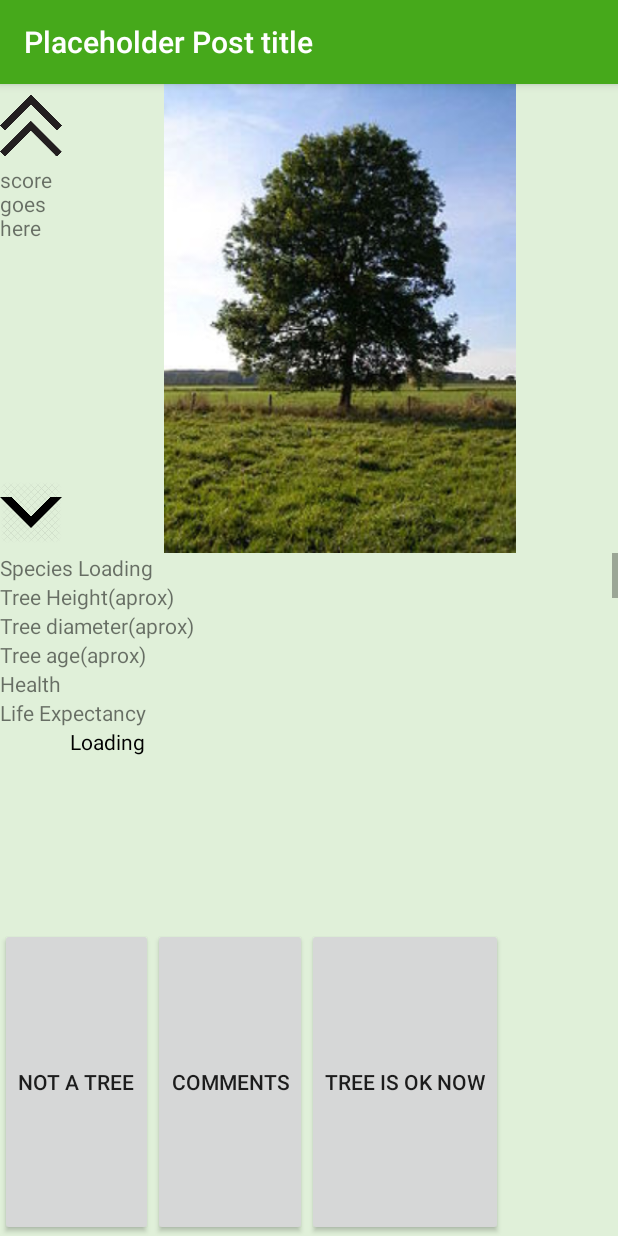
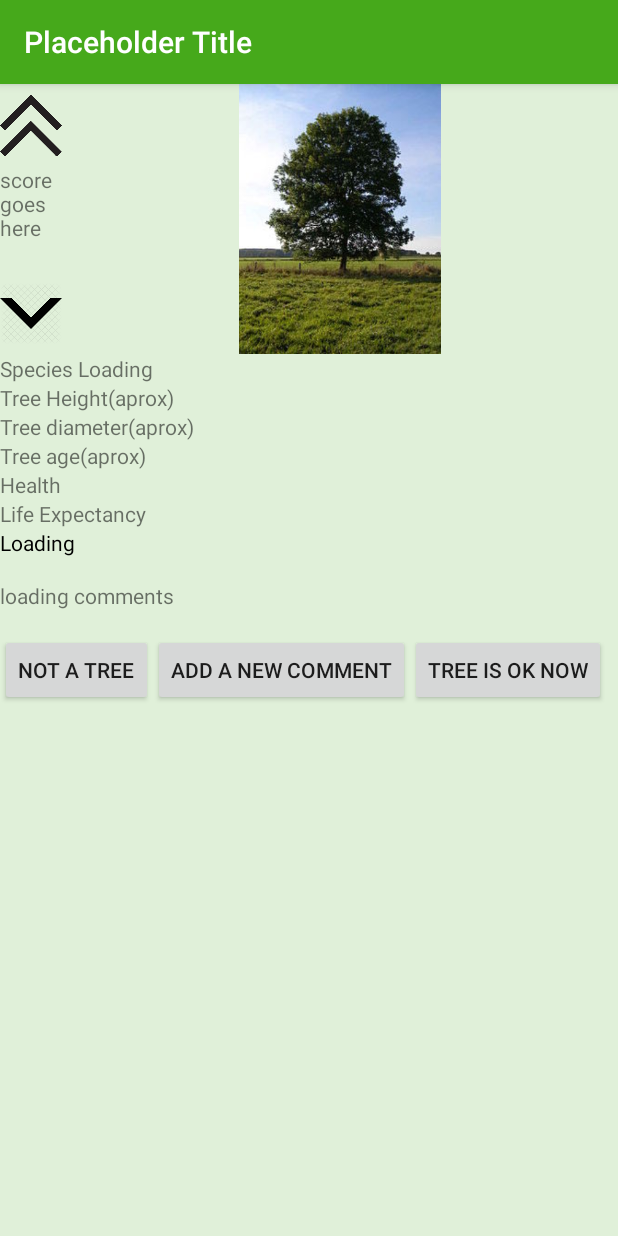
Before and after one commit to Sameer0201/LeafSpace, an Android app: the dataView screen opened directly, with no data from a screen before it, on a phone screen of 412 x 824 dp. Run offline under Robolectric (Android 15) with nearby library versions, the light colour scheme and no system bars; our stand-ins replace Firebase (no records; nobody signed in at launch, a user with empty details on screens opened directly); 4 statements that could not run were skipped.

Commit message:
some changes

```diff
--- a/app/src/main/java/com/example/treesquad/leafspace/dataView.java
+++ b/app/src/main/java/com/example/treesquad/leafspace/dataView.java
@@ -1,10 +1,13 @@
 package com.example.treesquad.leafspace;
 
+import android.app.AlertDialog;
+import android.content.DialogInterface;
 import android.content.Intent;
 import android.support.v7.app.AppCompatActivity;
 import android.os.Bundle;
 import android.text.method.ScrollingMovementMethod;
 import android.view.View;
+import android.widget.EditText;
 import android.widget.ImageView;
 import android.widget.TextView;
 import android.widget.Toast;
@@ -13,11 +16,16 @@ import com.example.treesquad.leafspace.db.Comment;
 import com.example.treesquad.leafspace.db.TreeRecord;
 import com.example.treesquad.leafspace.db.api.Api;
 
+import java.util.ArrayList;
+import java.util.Date;
+
 public class dataView extends AppCompatActivity {
 
     private ImageView imageView;
     private TextView dataTextView;
     private Api api;
+    public TreeRecord t;
+    public EditText e ;
 
     @Override
     protected void onCreate(Bundle savedInstanceState) {
@@ -28,22 +36,19 @@ public class dataView extends AppCompatActivity {
         Intent i = getIntent();
         int id = i.getExtras().getInt("id");
         TreeRecord treeRecord = i.getParcelableExtra("tree_record");
+        t=treeRecord;
         imageView.setImageBitmap(treeRecord.image);
+        e = new EditText(getApplicationContext());
+        e.setId(R.id.edit_text);
 
         //database stuff
-        String s = "Placeholder Post title";
+        //String s = treeRecord.getTitle();
+        String s = "Placeholder Title";
         setTitle(s);
-
+        getComments();
        // TextView textView = (TextView) findViewById(R.id.dataText);
        // textView.setMovementMethod(new ScrollingMovementMethod());
-        api = Api.getInstance();
-        api.getTreeComments(treeRecord, (comments, success) -> {
-            String commentText = "";
-            for (Comment comment : comments) {
-               commentText += comment.text + "\n";
-            }
-            dataTextView.setText(commentText);
-        });
+
 
     }
 
@@ -67,4 +72,50 @@ public class dataView extends AppCompatActivity {
         Toast.makeText(getApplicationContext(),"Your opinion has been noted.",Toast.LENGTH_LONG).show();
 
     }
+
+
+
+    public void getComments(){
+        Intent i = getIntent();
+        int id = i.getExtras().getInt("id");
+        TreeRecord treeRecord = i.getParcelableExtra("tree_record");
+
+        api = Api.getInstance();
+        api.getTreeComments(treeRecord, (comments, success) -> {
+            String commentText = "";
+            for (Comment comment : comments) {
+                commentText += comment.text + "\n\n";
+            }
+          TextView v =   (findViewById(R.id.commentList));
+                    v.setText(commentText);
+        });
+    }
+
+    public void addComment(View view) {
+        DialogInterface.OnClickListener l = new DialogInterface.OnClickListener() {
+            @Override
+            public void onClick(DialogInterface dialogInterface, int i) {
+
+
+                //String content = (findViewById(R.id.edit_text).toString());
+                String content = String.valueOf(e.getText());
+                Comment comment = new Comment.Builder().text(content).build();
+                api.putTreeComment(t, comment, (info, success1) -> {});
+
+                dialogInterface.cancel();
+                getComments();
+            }
+        };
+        AlertDialog.Builder b = new AlertDialog.Builder(dataView.this);
+        b.setMessage("Add a new comment.");
+        b.setCancelable(true);
+
+        b.setView(e);
+        b.setPositiveButton("Add",l );
+
+        b.setNegativeButton("Cancel", (dialog, id) -> dialog.cancel());
+
+        AlertDialog a = b.create();
+        a.show();
+    }
 }
--- a/app/src/main/res/layout/activity_commentslist.xml
+++ b/app/src/main/res/layout/activity_commentslist.xml
@@ -13,7 +13,7 @@
             android:orientation="vertical"
             android:layout_width="match_parent"
             android:layout_height="match_parent"
-            android:id="@+id/commentList">
+            android:id="@+id/commentListOLD">
 
         </LinearLayout>
     </ScrollView>
--- a/app/src/main/res/layout/activity_data_view.xml
+++ b/app/src/main/res/layout/activity_data_view.xml
@@ -6,141 +6,162 @@
     android:layout_height="match_parent"
     android:background="@color/background"
     tools:context=".dataView">
-    <RelativeLayout
+
+    <ScrollView
+        style="@android:style/Widget.Holo.Light.ScrollView"
         android:layout_width="match_parent"
-        android:layout_height="match_parent">
-        <LinearLayout
-            android:orientation="vertical"
-            android:layout_width="match_parent"
-            android:layout_height="match_parent">
+        android:layout_height="match_parent"
+
+        android:fillViewport="true"
+        android:scrollbarStyle="outsideOverlay"
+        android:scrollbars="vertical">
+
+
+
             <LinearLayout
                 android:layout_width="match_parent"
-    android:orientation="horizontal"
-    android:layout_weight="1"
-    android:layout_height="wrap_content">
+                android:layout_height="match_parent"
+                android:orientation="vertical">
+
                 <LinearLayout
                     android:layout_width="match_parent"
-        android:orientation="vertical"
+                    android:layout_height="wrap_content"
+                    android:orientation="horizontal">
+
+                    <LinearLayout
+                        android:layout_width="match_parent"
+                        android:layout_height="match_parent"
                         android:layout_weight="9"
-        android:layout_height="match_parent">
+                        android:orientation="vertical">
+
                         <ImageView
                             android:layout_width="match_parent"
                             android:layout_height="90dp"
-            android:src="@drawable/uparrow"
                             android:layout_weight="1"
-            android:onClick="onUpvote"/>
+                            android:onClick="onUpvote"
+                            android:src="@drawable/uparrow" />
+
                         <TextView
                             android:layout_width="match_parent"
                             android:layout_height="match_parent"
                             android:layout_weight="3"
-            android:text="score goes here"/>
+                            android:text="score goes here" />
+
                         <ImageView
                             android:layout_width="match_parent"
                             android:layout_height="90dp"
                             android:layout_weight="1"
-            android:src="@drawable/downarrow"
-            android:onClick="onDownvote"/>
+                            android:onClick="onDownvote"
+                            android:src="@drawable/downarrow" />
                     </LinearLayout>
+
                     <ImageView
                         android:id="@+id/imageView"
                         android:layout_width="match_parent"
-        android:layout_height="match_parent"
-        android:src="@raw/defaulttree1"
-        android:layout_weight="1"/>
+                        android:layout_height="180dp"
+                        android:layout_weight="1"
+                        android:src="@raw/defaulttree1" />
                 </LinearLayout>
+
                 <LinearLayout
                     android:layout_width="match_parent"
-                android:layout_height="250dp">
-                <ScrollView
-                    android:layout_width="match_parent"
-                    android:layout_height="match_parent">
+                    android:layout_height="wrap_content">
+
                     <RelativeLayout
                         android:layout_width="match_parent"
                         android:layout_height="match_parent">
+
+                        <TextView
+                            android:id="@+id/species"
+                            android:layout_width="match_parent"
+                            android:layout_height="wrap_content"
+                            android:text="Species Loading" />
+
+                        <TextView
+                            android:id="@+id/height"
+                            android:layout_width="match_parent"
+                            android:layout_height="wrap_content"
+                            android:layout_below="@+id/species"
+                            android:text="Tree Height(aprox)" />
+
+                        <TextView
+                            android:id="@+id/diam"
+                            android:layout_width="match_parent"
+                            android:layout_height="wrap_content"
+                            android:layout_below="@+id/height"
+
+                            android:text="Tree diameter(aprox)" />
+
+                        <TextView
+                            android:id="@+id/age"
+                            android:layout_width="match_parent"
+                            android:layout_height="wrap_content"
+                            android:layout_below="@+id/diam"
+                            android:text="Tree age(aprox)" />
+
+
+                        <TextView
+                            android:id="@+id/health"
+                            android:layout_width="match_parent"
+                            android:layout_height="wrap_content"
+                            android:layout_below="@+id/age"
+
+                            android:text="Health" />
+
+                        <TextView
+                            android:id="@+id/life"
+                            android:layout_width="match_parent"
+                            android:layout_height="wrap_content"
+                            android:layout_below="@+id/health"
+
+                            android:text="Life Expectancy" />
+
+                        <TextView
+                            android:id="@+id/dataText"
+                            android:layout_width="match_parent"
+
+                            android:layout_height="wrap_content"
+                            android:layout_below="@+id/life"
+                            android:layout_weight="1"
+                            android:text="Loading \n"
+                            android:textColor="@color/textDark" />
                         <TextView
                             android:layout_width="match_parent"
                             android:layout_height="wrap_content"
-                        android:text="Species Loading"
-                        android:id="@+id/species"/>
-                    <TextView
-                        android:layout_width="match_parent"
-                        android:layout_height="wrap_content"
-                        android:text="Tree Height(aprox)"
-                        android:id="@+id/height"
-                        android:layout_below="@+id/species"
-                        />
-                    <TextView
-                        android:layout_width="match_parent"
-                        android:layout_height="wrap_content"
-                        android:text="Tree diameter(aprox)"
-                        android:layout_below="@+id/height"
+                            android:text="loading comments\n"
+                            android:id="@+id/commentList"
+                            android:layout_below="@+id/dataText">
 
-                        android:id="@+id/diam"/>
-                    <TextView
-                        android:layout_width="match_parent"
-                        android:layout_height="wrap_content"
-                        android:text="Tree age(aprox)"
-                        android:id="@+id/age"
-                        android:layout_below="@+id/diam"/>
-
-
-                        <TextView
-                        android:layout_width="match_parent"
-                        android:layout_height="wrap_content"
-                        android:text="Health"
-                            android:layout_below="@+id/age"
-
-                            android:id="@+id/health"/>
-                    <TextView
-                        android:layout_width="match_parent"
-                        android:layout_height="wrap_content"
-                        android:text="Life Expectancy"
-                        android:layout_below="@+id/health"
-
-                        android:id="@+id/life"/>
-                    <TextView
-                        android:layout_width="match_parent"
-                        android:layout_below="@+id/life"
-
-                        android:layout_height="match_parent"
-                        android:layout_weight="1"
-                        android:scrollbars= "vertical"
-                        android:textColor="@color/textDark"
-                        android:id="@+id/dataText"
-                        android:text="
-             Loading \n\n\n\n\n\n\n\n\n\n\n\n\n\n\n\n\n\n\n\n\n\n\n\n\n\n\n\n\n\n\n\n\n\n\n\n\n\n\n\n\n
-                          Loading \n\n\n\n\n\n\n\n\n\n\n\n\n\n\n\n\n\n\n\n\n\n\n\n\n\n\n\n\n\n\n\n\n\n\n\n\n\n\n\n\n
-             Loading \n\n\n\n\n\n\n\n\n\n\n\n\n\n\n\n\n\n\n\n\n\n\n\n\n\n\n\n\n\n\n\n\n\n\n\n\n\n\n\n\n
-
-"/>
+                        </TextView>
                     </RelativeLayout>
-                </ScrollView>
                 </LinearLayout>
 
 
 
                 <LinearLayout
-        android:layout_weight="8"
                     android:layout_width="match_parent"
-        android:orientation="horizontal"
-        android:layout_height="wrap_content">
+                    android:layout_height="wrap_content"
+                    android:orientation="horizontal">
+
                     <Button
                         android:layout_width="wrap_content"
-        android:layout_height="match_parent"
-        android:text="Not a Tree"
-            android:onClick="onNot"/>
+                        android:layout_height="wrap_content"
+                        android:onClick="onNot"
+                        android:text="Not a Tree" />
+
                     <Button
                         android:layout_width="wrap_content"
-            android:layout_height="match_parent"
-            android:text="Comments"
-            android:onClick="gotoComments"/>
+                        android:layout_height="wrap_content"
+                        android:onClick="addComment"
+                        android:text="Add a new Comment" />
+
                     <Button
                         android:layout_width="wrap_content"
-            android:layout_height="match_parent"
-            android:text="Tree is OK now"
-            android:onClick="onOK"/>
+                        android:layout_height="wrap_content"
+                        android:onClick="onOK"
+                        android:text="Tree is OK now" />
                 </LinearLayout>
             </LinearLayout>
-    </RelativeLayout>
+    </ScrollView>
 
     </android.support.constraint.ConstraintLayout>
--- /dev/null
+++ b/app/src/main/res/values/ids.xml
@@ -0,0 +1,4 @@
+<?xml version="1.0" encoding="utf-8"?>
+<resources>
+    <item name="edit_text" type="id"/>
+</resources>
```
Lines whose indentation alone changed are shown as unchanged.
